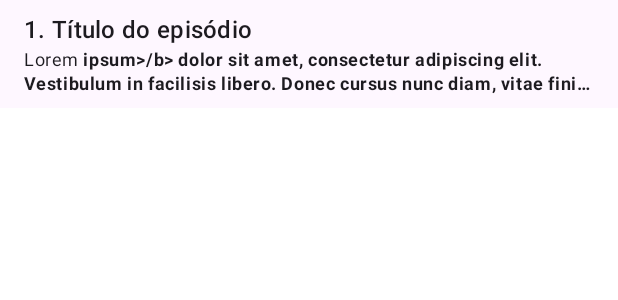
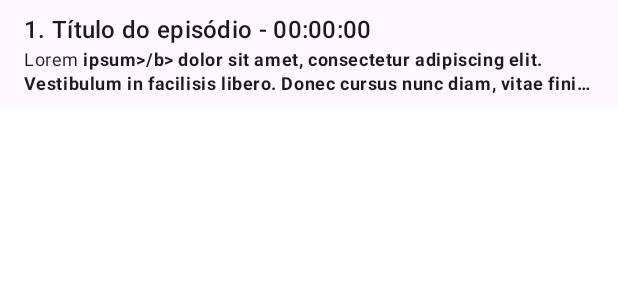
Before and after one commit to teteukt/podesenvolver, an Android app built with Jetpack Compose: the @Preview function PreviewUIPodcastEpisodeItem, on a phone screen of 412 x 824 dp. Shown: the top 300 px of the screen. Run offline under Robolectric (Android 15) with nearby library versions, the phone set to English and light mode, and no system bars.

Commit message:
mostra duração total do podcast na tela de detalhe de podcast

```diff
--- a/app/src/main/java/br/com/podesenvolver/data/network/mapper/RssItemMapper.kt
+++ b/app/src/main/java/br/com/podesenvolver/data/network/mapper/RssItemMapper.kt
@@ -6,7 +6,6 @@ import br.com.podesenvolver.extensions.toTimeDisplayText
 import tw.ktrssreader.kotlin.model.item.ITunesItemData
 
 fun ITunesItemData.toDomain(index: Int): Episode {
-
     val duration = this.duration.orEmpty()
 
     val formattedDuration = when {
--- a/app/src/main/java/br/com/podesenvolver/domain/Episode.kt
+++ b/app/src/main/java/br/com/podesenvolver/domain/Episode.kt
@@ -1,4 +1,6 @@
 package br.com.podesenvolver.domain
+
+import br.com.podesenvolver.extensions.timeHhMmSsToTimeMillis
 
 data class Episode(
     val index: Int,
@@ -8,4 +10,6 @@ data class Episode(
     val description: String,
     val enclosure: EpisodeEnclosure,
     val duration: String
-)
+) {
+    fun getDurationInLong() = duration.timeHhMmSsToTimeMillis()
+}
--- a/app/src/main/java/br/com/podesenvolver/domain/Podcast.kt
+++ b/app/src/main/java/br/com/podesenvolver/domain/Podcast.kt
@@ -1,4 +1,6 @@
 package br.com.podesenvolver.domain
+
+import br.com.podesenvolver.extensions.toTimeDisplayText
 
 data class Podcast(
     val title: String,
@@ -9,4 +11,6 @@ data class Podcast(
     val category: String,
     val cacheId: Long = 0,
     val rssUrl: String
-)
+) {
+    fun getTotalDuration() = this.episodes.sumOf { it.getDurationInLong() }.toTimeDisplayText()
+}
--- a/app/src/main/java/br/com/podesenvolver/extensions/StringExtensions.kt
+++ b/app/src/main/java/br/com/podesenvolver/extensions/StringExtensions.kt
@@ -1,3 +1,13 @@
 package br.com.podesenvolver.extensions
 
 fun String.isLong() = this.toLongOrNull() != null
+
+fun String.timeHhMmSsToTimeMillis() = this.split(":").let { timeComponents ->
+    if (timeComponents.size != 3) return@let 0L
+
+    return@let mapOf(
+        timeComponents[0].toLongOrNull().orZero() to 3600,
+        timeComponents[1].toLongOrNull().orZero() to 60,
+        timeComponents[2].toLongOrNull().orZero() to 1
+    ).map { it.key * it.value }.sum() * 1000
+}
--- a/app/src/main/java/br/com/podesenvolver/presentation/podcastDetail/PodcastDetailUI.kt
+++ b/app/src/main/java/br/com/podesenvolver/presentation/podcastDetail/PodcastDetailUI.kt
@@ -65,7 +65,7 @@ private fun UIWithPodcast(podcast: Podcast, onClickEpisode: (Episode) -> Unit) {
             }
             Spacer(Modifier.padding(vertical = SPACING_SMALL))
             Text(podcast.category, style = Typography.bodySmall)
-            Text(stringResource(R.string.podcast_detail_episodes), style = Typography.titleMedium)
+            Text(stringResource(R.string.podcast_detail_episodes, podcast.getTotalDuration()), style = Typography.titleMedium)
         }
 
         Spacer(Modifier.padding(vertical = SPACING_SMALL))
--- a/app/src/main/java/br/com/podesenvolver/presentation/podcastDetail/ui/components/UIPodcastEpisodeItem.kt
+++ b/app/src/main/java/br/com/podesenvolver/presentation/podcastDetail/ui/components/UIPodcastEpisodeItem.kt
@@ -13,6 +13,7 @@ import androidx.compose.ui.text.font.FontWeight
 import androidx.compose.ui.text.fromHtml
 import androidx.compose.ui.text.style.TextOverflow
 import br.com.podesenvolver.domain.Episode
+import br.com.podesenvolver.extensions.toTimeDisplayText
 import br.com.podesenvolver.presentation.Typography
 
 @Composable
@@ -23,7 +24,7 @@ fun UIPodcastEpisodeItem(episode: Episode, onClick: (Episode) -> Unit) {
                 onClick(episode)
             }
         ) {
-            Text("${episode.index + 1}. ${episode.title}", style = Typography.titleMedium)
+            Text("${episode.index + 1}. ${episode.title} - ${episode.getDurationInLong().toTimeDisplayText()}", style = Typography.titleMedium)
             Text(
                 AnnotatedString.fromHtml(
                     htmlString = episode.description,
--- a/app/src/main/res/values/strings.xml
+++ b/app/src/main/res/values/strings.xml
@@ -23,6 +23,6 @@
 
     <!--    Tela de detalhe do podcast-->
 
-    <string name="podcast_detail_episodes">Episódios</string>
+    <string name="podcast_detail_episodes">Episódios - (%s)</string>
 
 </resources>
```
